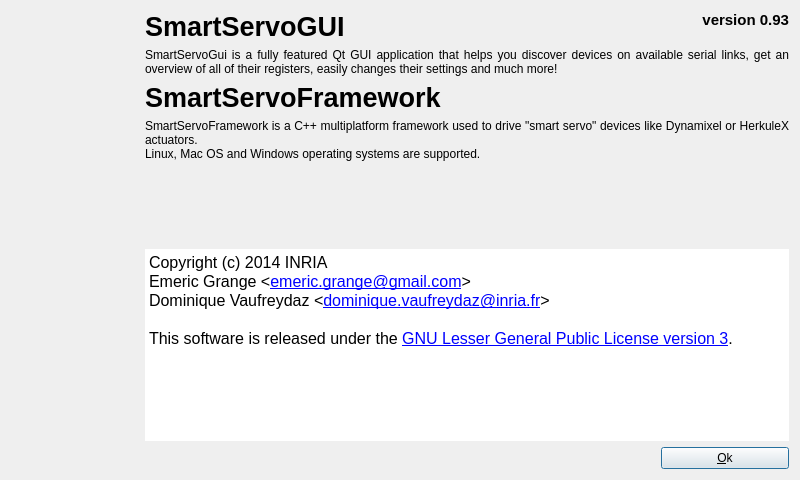
This is gui/ui/qabout.ui in emericg/SmartServoFramework as Qt 5 draws it before an edit. The edited form follows.
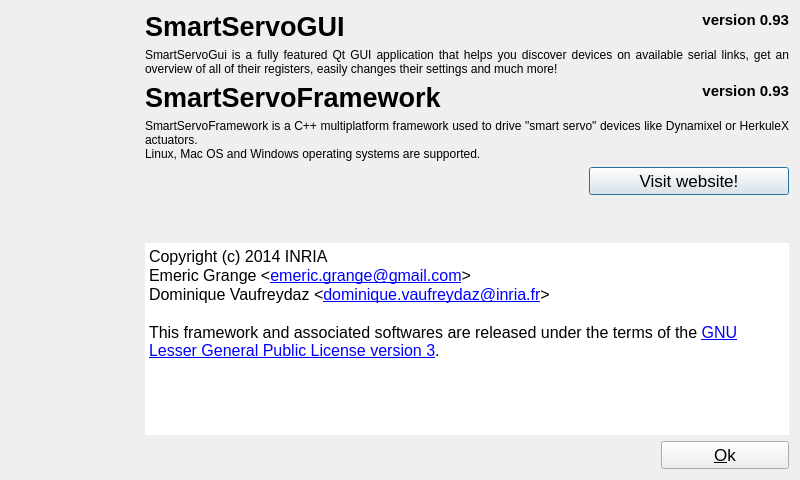
This is the edited form. Icons and pictures are not drawn.

Commit message: Add a link to SmartServoFramework website

```diff
--- a/gui/ui/qabout.ui
+++ b/gui/ui/qabout.ui
@@ -67,26 +67,37 @@
    </item>
    <item row="0" column="1">
     <layout class="QGridLayout" name="gridLayout">
-     <item row="1" column="1" colspan="2">
-      <widget class="QLabel" name="label_text">
-       <property name="sizePolicy">
-        <sizepolicy hsizetype="Expanding" vsizetype="Preferred">
-         <horstretch>0</horstretch>
-         <verstretch>0</verstretch>
-        </sizepolicy>
+     <item row="0" column="2">
+      <widget class="QLabel" name="label_version_gui">
+       <property name="font">
+        <font>
+         <pointsize>11</pointsize>
+         <weight>75</weight>
+         <bold>true</bold>
+        </font>
        </property>
        <property name="text">
-        <string>SmartServoGui is a fully featured Qt GUI application that helps you discover devices on available serial links, get an overview of all of their registers, easily changes their settings and much more!</string>
+        <string>&lt;html&gt;&lt;head/&gt;&lt;body&gt;&lt;p&gt;&lt;span style=&quot; font-size:11pt;&quot;&gt;version 0.93&lt;/span&gt;&lt;/p&gt;&lt;/body&gt;&lt;/html&gt;</string>
        </property>
        <property name="alignment">
-        <set>Qt::AlignJustify|Qt::AlignVCenter</set>
-       </property>
-       <property name="wordWrap">
-        <bool>true</bool>
+        <set>Qt::AlignRight|Qt::AlignTop|Qt::AlignTrailing</set>
        </property>
       </widget>
      </item>
-     <item row="0" column="1">
+     <item row="4" column="0">
+      <spacer name="horizontalSpacer_2">
+       <property name="orientation">
+        <enum>Qt::Horizontal</enum>
+       </property>
+       <property name="sizeHint" stdset="0">
+        <size>
+         <width>40</width>
+         <height>20</height>
+        </size>
+       </property>
+      </spacer>
+     </item>
+     <item row="0" column="0" colspan="2">
       <widget class="QLabel" name="label_title">
        <property name="font">
         <font>
@@ -103,24 +114,40 @@
        </property>
       </widget>
      </item>
-     <item row="0" column="2">
-      <widget class="QLabel" name="label_version">
+     <item row="1" column="0" colspan="3">
+      <widget class="QLabel" name="label_text">
+       <property name="sizePolicy">
+        <sizepolicy hsizetype="Expanding" vsizetype="Preferred">
+         <horstretch>0</horstretch>
+         <verstretch>0</verstretch>
+        </sizepolicy>
+       </property>
+       <property name="text">
+        <string>SmartServoGui is a fully featured Qt GUI application that helps you discover devices on available serial links, get an overview of all of their registers, easily changes their settings and much more!</string>
+       </property>
+       <property name="alignment">
+        <set>Qt::AlignJustify|Qt::AlignVCenter</set>
+       </property>
+       <property name="wordWrap">
+        <bool>true</bool>
+       </property>
+      </widget>
+     </item>
+     <item row="2" column="0" colspan="2">
+      <widget class="QLabel" name="label_2">
        <property name="font">
         <font>
-         <pointsize>14</pointsize>
+         <pointsize>20</pointsize>
          <weight>75</weight>
          <bold>true</bold>
         </font>
        </property>
        <property name="text">
-        <string>&lt;html&gt;&lt;head/&gt;&lt;body&gt;&lt;p&gt;&lt;span style=&quot; font-size:11pt;&quot;&gt;version 0.93&lt;/span&gt;&lt;/p&gt;&lt;/body&gt;&lt;/html&gt;</string>
-       </property>
-       <property name="alignment">
-        <set>Qt::AlignRight|Qt::AlignTop|Qt::AlignTrailing</set>
+        <string>SmartServoFramework</string>
        </property>
       </widget>
      </item>
-     <item row="3" column="1" colspan="2">
+     <item row="3" column="0" colspan="3">
       <widget class="QLabel" name="label_3">
        <property name="text">
         <string>SmartServoFramework is a C++ multiplatform framework used to drive &quot;smart servo&quot; devices like Dynamixel or HerkuleX actuators.
@@ -134,37 +161,7 @@
        </property>
       </widget>
      </item>
-     <item row="2" column="1">
-      <widget class="QLabel" name="label_2">
-       <property name="font">
-        <font>
-         <pointsize>20</pointsize>
-         <weight>75</weight>
-         <bold>true</bold>
-        </font>
-       </property>
-       <property name="text">
-        <string>SmartServoFramework</string>
-       </property>
-      </widget>
-     </item>
-     <item row="4" column="1" colspan="2">
-      <spacer name="verticalSpacer">
-       <property name="orientation">
-        <enum>Qt::Vertical</enum>
-       </property>
-       <property name="sizeType">
-        <enum>QSizePolicy::MinimumExpanding</enum>
-       </property>
-       <property name="sizeHint" stdset="0">
-        <size>
-         <width>20</width>
-         <height>40</height>
-        </size>
-       </property>
-      </spacer>
-     </item>
-     <item row="5" column="1" colspan="2">
+     <item row="6" column="0" colspan="3">
       <widget class="QTextBrowser" name="textBrowser">
        <property name="sizePolicy">
         <sizepolicy hsizetype="MinimumExpanding" vsizetype="MinimumExpanding">
@@ -187,13 +184,74 @@
 &lt;p style=&quot; margin-top:0px; margin-bottom:0px; margin-left:0px; margin-right:0px; -qt-block-indent:0; text-indent:0px;&quot;&gt;Emeric Grange &amp;lt;&lt;a href=&quot;mailto:emeric.grange@gmail.com&quot;&gt;&lt;span style=&quot; text-decoration: underline; color:#0000ff;&quot;&gt;emeric.grange@gmail.com&lt;/span&gt;&lt;/a&gt;&amp;gt;&lt;/p&gt;
 &lt;p style=&quot; margin-top:0px; margin-bottom:0px; margin-left:0px; margin-right:0px; -qt-block-indent:0; text-indent:0px;&quot;&gt;Dominique Vaufreydaz &amp;lt;&lt;a href=&quot;mailto:dominique.vaufreydaz@inria.fr&quot;&gt;&lt;span style=&quot; text-decoration: underline; color:#0000ff;&quot;&gt;dominique.vaufreydaz@inria.fr&lt;/span&gt;&lt;/a&gt;&amp;gt;&lt;/p&gt;
 &lt;p style=&quot;-qt-paragraph-type:empty; margin-top:0px; margin-bottom:0px; margin-left:0px; margin-right:0px; -qt-block-indent:0; text-indent:0px;&quot;&gt;&lt;br /&gt;&lt;/p&gt;
-&lt;p style=&quot; margin-top:0px; margin-bottom:0px; margin-left:0px; margin-right:0px; -qt-block-indent:0; text-indent:0px;&quot;&gt;This software is released under the &lt;a href=&quot;http://www.gnu.org/licenses/lgpl.html&quot;&gt;&lt;span style=&quot; text-decoration: underline; color:#0000ff;&quot;&gt;GNU Lesser General Public License version 3&lt;/span&gt;&lt;/a&gt;.&lt;/p&gt;&lt;/body&gt;&lt;/html&gt;</string>
+&lt;p style=&quot; margin-top:0px; margin-bottom:0px; margin-left:0px; margin-right:0px; -qt-block-indent:0; text-indent:0px;&quot;&gt;This framework and associated softwares are released under the terms of the &lt;a href=&quot;http://www.gnu.org/licenses/lgpl.html&quot;&gt;&lt;span style=&quot; text-decoration: underline; color:#0000ff;&quot;&gt;GNU Lesser General Public License version 3&lt;/span&gt;&lt;/a&gt;.&lt;/p&gt;&lt;/body&gt;&lt;/html&gt;</string>
        </property>
        <property name="openExternalLinks">
         <bool>true</bool>
        </property>
       </widget>
      </item>
+     <item row="2" column="2">
+      <widget class="QLabel" name="label_version_framework">
+       <property name="font">
+        <font>
+         <pointsize>11</pointsize>
+         <weight>75</weight>
+         <bold>true</bold>
+        </font>
+       </property>
+       <property name="text">
+        <string>version 0.93</string>
+       </property>
+       <property name="alignment">
+        <set>Qt::AlignRight|Qt::AlignTop|Qt::AlignTrailing</set>
+       </property>
+      </widget>
+     </item>
+     <item row="4" column="1" colspan="2">
+      <widget class="QPushButton" name="pushButton_website">
+       <property name="minimumSize">
+        <size>
+         <width>200</width>
+         <height>0</height>
+        </size>
+       </property>
+       <property name="font">
+        <font>
+         <pointsize>13</pointsize>
+        </font>
+       </property>
+       <property name="text">
+        <string>Visit website!</string>
+       </property>
+       <property name="icon">
+        <iconset resource="../resources/resources.qrc">
+         <normaloff>:/icons/icons/dialog-information.svg</normaloff>:/icons/icons/dialog-information.svg</iconset>
+       </property>
+       <property name="iconSize">
+        <size>
+         <width>24</width>
+         <height>24</height>
+        </size>
+       </property>
+      </widget>
+     </item>
+     <item row="5" column="0" colspan="3">
+      <spacer name="verticalSpacer">
+       <property name="orientation">
+        <enum>Qt::Vertical</enum>
+       </property>
+       <property name="sizeType">
+        <enum>QSizePolicy::MinimumExpanding</enum>
+       </property>
+       <property name="sizeHint" stdset="0">
+        <size>
+         <width>20</width>
+         <height>10</height>
+        </size>
+       </property>
+      </spacer>
+     </item>
     </layout>
    </item>
    <item row="1" column="0" colspan="2">
@@ -212,13 +270,18 @@
       </spacer>
      </item>
      <item>
-      <widget class="QPushButton" name="pushButton">
+      <widget class="QPushButton" name="pushButton_ok">
        <property name="minimumSize">
         <size>
          <width>128</width>
          <height>0</height>
         </size>
        </property>
+       <property name="font">
+        <font>
+         <pointsize>13</pointsize>
+        </font>
+       </property>
        <property name="text">
         <string>&amp;Ok</string>
        </property>
@@ -226,6 +289,12 @@
         <iconset resource="../resources/resources.qrc">
          <normaloff>:/icons/icons/package-install.svg</normaloff>:/icons/icons/package-install.svg</iconset>
        </property>
+       <property name="iconSize">
+        <size>
+         <width>24</width>
+         <height>24</height>
+        </size>
+       </property>
       </widget>
      </item>
     </layout>
```
The commit also changes 2 other files.
